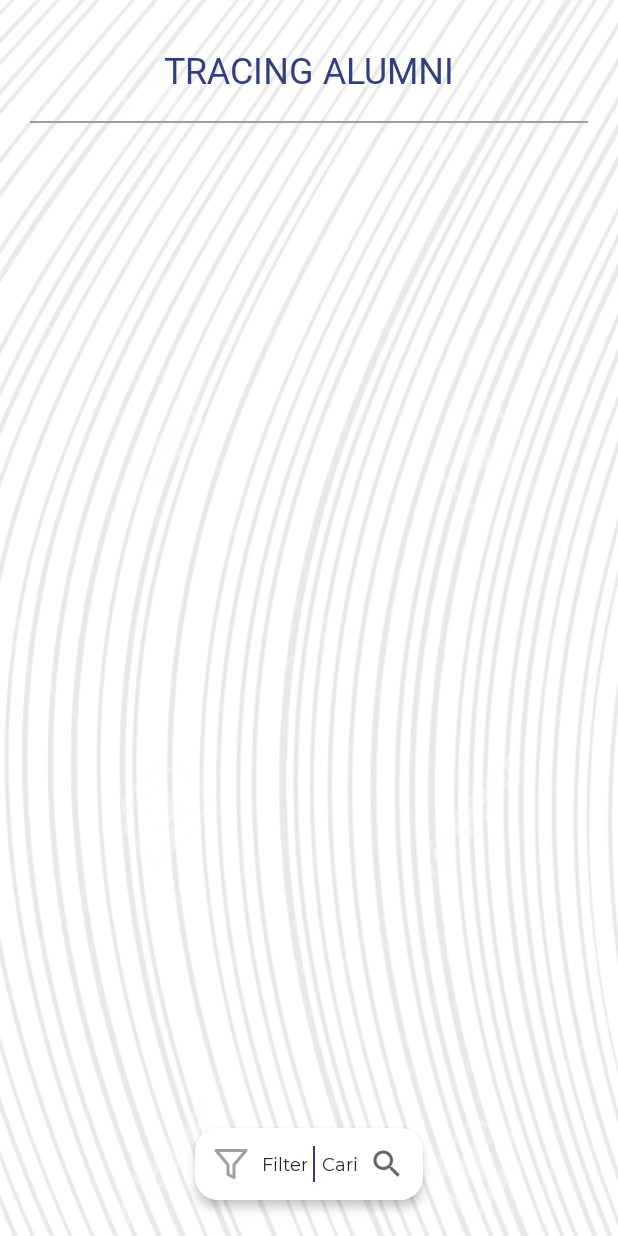
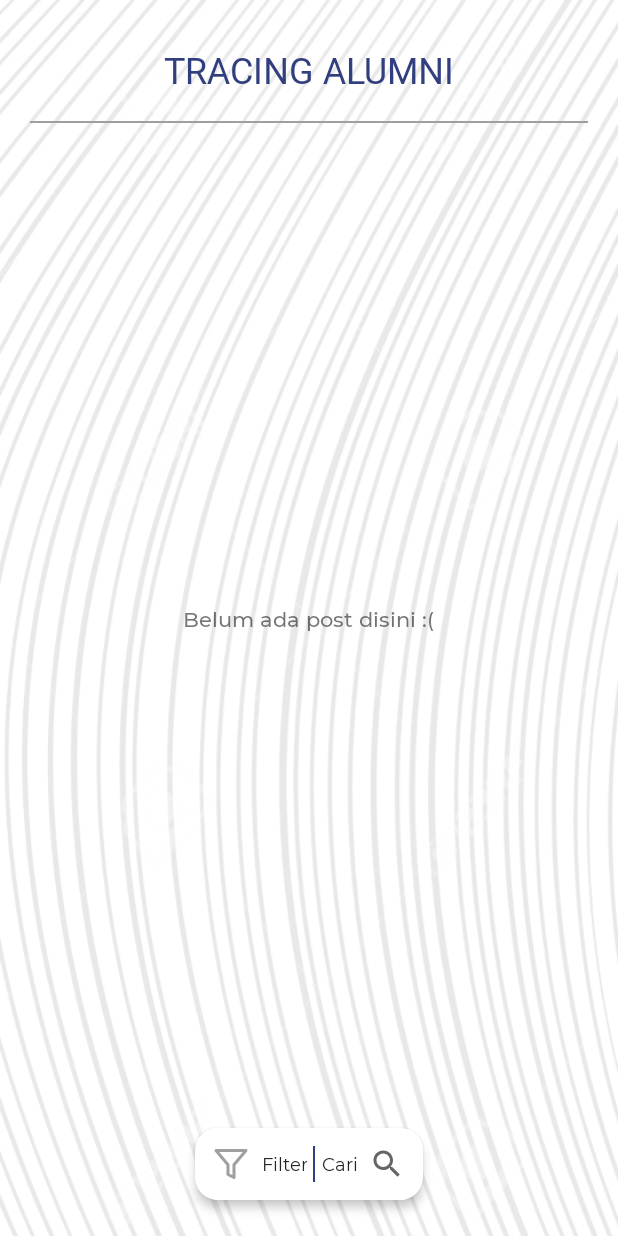
Before and after one commit to affand20/alumnifstku-app, an Android app: the TraceListActivity screen opened directly, with no data from a screen before it, on a phone screen of 412 x 824 dp. Run offline under Robolectric (Android 15) with nearby library versions, the phone set to English and light mode, and no system bars; pictures from the network do not load; 3 statements that could not run were skipped.

Commit message:
bismillah finish

```diff
--- a/app/src/main/java/id/trydev/alumnifstku/adapter/TraceListAdapter.kt
+++ b/app/src/main/java/id/trydev/alumnifstku/adapter/TraceListAdapter.kt
@@ -48,10 +48,6 @@ class TraceListAdapter(private val context: Context): RecyclerView.Adapter<Trace
 
                 itemView.setOnClickListener{
                     val intent = Intent(itemView.context, TraceDetailsActivity::class.java)
-
-                    // gimana caranya naruh BIODATA buat dikirim ??
-                    // apa dibikin parcelable ?
-
                     intent.putExtra(TraceDetailsActivity.ARG_UID, alumni.id)
                     itemView.context.startActivity(intent)
                 }
--- a/app/src/main/java/id/trydev/alumnifstku/ui/pengaturan/biodata/PengaturanBiodataActivity.kt
+++ b/app/src/main/java/id/trydev/alumnifstku/ui/pengaturan/biodata/PengaturanBiodataActivity.kt
@@ -46,6 +46,7 @@ class PengaturanBiodataActivity : AppCompatActivity(), EasyPermissions.Permissio
             "angkatan" to "",
             "jurusan" to "",
             "linkedin" to "",
+            "foto" to "",
     )
 
     override fun onCreate(savedInstanceState: Bundle?) {
--- a/app/src/main/java/id/trydev/alumnifstku/ui/pengaturan/biodata/PengaturanBiodataViewModel.kt
+++ b/app/src/main/java/id/trydev/alumnifstku/ui/pengaturan/biodata/PengaturanBiodataViewModel.kt
@@ -1,5 +1,6 @@
 package id.trydev.alumnifstku.ui.pengaturan.biodata
 
+import android.util.Log
 import androidx.lifecycle.LiveData
 import androidx.lifecycle.MutableLiveData
 import androidx.lifecycle.ViewModel
@@ -52,6 +53,7 @@ class PengaturanBiodataViewModel: ViewModel() {
 
     fun addBioAttr(mapAttr: HashMap<String, String>) {
         biodataAttribute.putAll(mapAttr)
+        Log.d("FOTO PATH", "${biodataAttribute["foto"]}")
     }
 
     fun getBiodata(apiToken: String){
@@ -84,8 +86,8 @@ class PengaturanBiodataViewModel: ViewModel() {
 
         _state.postValue(RequestState.REQUEST_START)
         var foto: MultipartBody.Part? = null
-        if (filePath != null) {
-            val file = File(filePath)
+        if (biodataAttribute["foto"] != null) {
+            val file = File(biodataAttribute["foto"].toString())
             foto = MultipartBody.Part.createFormData(
                     "foto",
                     file.name,
--- a/app/src/main/java/id/trydev/alumnifstku/ui/tracedetails/TraceDetailsActivity.kt
+++ b/app/src/main/java/id/trydev/alumnifstku/ui/tracedetails/TraceDetailsActivity.kt
@@ -92,7 +92,8 @@ class TraceDetailsActivity : AppCompatActivity() {
                             binding.traceLinkedinDetails.visibility = View.VISIBLE
                             binding.traceLinkedinDetails.text = alumni.linkedin
                         } else {
-                            binding.traceLinkedinDetails.visibility = View.GONE
+                            binding.traceLinkedinDetails.visibility = View.VISIBLE
+                            binding.traceLinkedinDetails.text = "null"
                         }
                         binding.traceAlamatDetails.text = alumni.alamat
                         binding.traceDomisiliDetails.text = alumni.domisili
--- a/app/src/main/java/id/trydev/alumnifstku/ui/tracelist/TraceListActivity.kt
+++ b/app/src/main/java/id/trydev/alumnifstku/ui/tracelist/TraceListActivity.kt
@@ -75,16 +75,16 @@ class TraceListActivity : AppCompatActivity() {
             when(state) {
                 RequestState.REQUEST_START -> {
                     /* Show progress bar */
-
-                    // aku belum bikin mas
+                    binding.swipeRefresh.isRefreshing = true
+                    binding.stateEmpty.visibility = View.GONE
                 }
                 RequestState.REQUEST_END -> {
-
                     /* Hide progress bar and fetch response */
-                    // aku belum bikin mas
+                    binding.swipeRefresh.isRefreshing = false
                 }
                 RequestState.REQUEST_ERROR -> {
                     /* Something happen.. Hide progress bar and fetch errors */
+                    binding.swipeRefresh.isRefreshing = false
                 }
                 else -> { /* do nothing */ }
             }
@@ -102,8 +102,9 @@ class TraceListActivity : AppCompatActivity() {
                     response.data?.let { vAdapter.setData(it) }
                 } else {
                     // memunculkan sesuatu jika kosong
-                    // binding.stateEmpty.visibility = View.VISIBLE
-                    // binding.stateEmpty.text = response.message
+                    binding.stateEmpty.visibility = View.VISIBLE
+                    binding.stateEmpty.text = response.message
+                    response.data?.let { vAdapter.setData(it) }
                 }
             }
         })
@@ -111,11 +112,14 @@ class TraceListActivity : AppCompatActivity() {
         /* Observe another Error possibility changes */
         viewModel.error.observe({ lifecycle }, { error ->
             if (error.isNotEmpty()) {
-                // binding.stateEmpty.visibility = View.VISIBLE
-                // binding.stateEmpty.text = error
+                binding.stateEmpty.visibility = View.VISIBLE
+                binding.stateEmpty.text = error
             }
         })
 
+        binding.swipeRefresh.setOnRefreshListener {
+            viewModel.getAlumni(prefs.token.toString(), query)
+        }
 
         // tombol cari orang untuk memunculkan bottom dilaog
         binding.floating.btnCarii.setOnClickListener {
@@ -159,7 +163,8 @@ class TraceListActivity : AppCompatActivity() {
 
                 // var str = "Nama : ${cariOrang.nama}, Angkatan : ${cariOrang.angkatan}, Jurusan ${cariOrang.jurusan}"
                 // Toast.makeText(this, str, Toast.LENGTH_SHORT).show()
-
+                // Log.d("QUERY:", query.toString())
+                activateFilter(true)
                 dialog.dismiss()
             }
 
@@ -224,7 +229,7 @@ class TraceListActivity : AppCompatActivity() {
                 // Log.d("QUERY:", query.toString())
                 query["filter"] = "true"
                 viewModel.getAlumni(prefs.token.toString(), query)
-
+                activateFilter(true)
                 dialog.dismiss()
 
             }
@@ -233,6 +238,11 @@ class TraceListActivity : AppCompatActivity() {
             dialog.show()
         }
 
+        binding.floating.btnClear.setOnClickListener {
+            resetquery()
+            viewModel.getAlumni(prefs.token.toString(), query)
+            activateFilter(false)
+        }
     }
 
     fun resetquery(){
@@ -242,4 +252,17 @@ class TraceListActivity : AppCompatActivity() {
         }
     }
 
+    fun activateFilter(boolean: Boolean){
+        if (boolean) {
+            binding.floating.separatorClear.visibility = View.VISIBLE
+            binding.floating.btnClear.visibility = View.VISIBLE
+        }else {
+            binding.floating.separatorClear.visibility = View.GONE
+            binding.floating.btnClear.visibility = View.GONE
+        }
+
+    }
+
+
+
 }
--- /dev/null
+++ b/app/src/main/res/drawable/clear_red.xml
@@ -0,0 +1,5 @@
+<vector android:height="24dp" android:tint="#AD150E"
+    android:viewportHeight="24" android:viewportWidth="24"
+    android:width="24dp" xmlns:android="http://schemas.android.com/apk/res/android">
+    <path android:fillColor="@android:color/white" android:pathData="M19,6.41L17.59,5 12,10.59 6.41,5 5,6.41 10.59,12 5,17.59 6.41,19 12,13.41 17.59,19 19,17.59 13.41,12z"/>
+</vector>
--- a/app/src/main/res/layout/activity_trace_list.xml
+++ b/app/src/main/res/layout/activity_trace_list.xml
@@ -31,20 +31,45 @@
         app:layout_constraintTop_toBottomOf="@id/logo_dashboard" />
 
 
-    <androidx.recyclerview.widget.RecyclerView
-        tools:listitem="@layout/layout_trace_list"
-        android:id="@+id/rv_tracelist"
+    <androidx.swiperefreshlayout.widget.SwipeRefreshLayout
+        android:id="@+id/swipe_refresh"
+        android:layout_width="match_parent"
+        android:layout_height="0dp"
+        android:layout_marginStart="16dp"
         android:layout_marginTop="8dp"
-        android:layout_marginStart="16dp"
         android:layout_marginEnd="16dp"
+        app:layout_constraintBottom_toBottomOf="parent"
         app:layout_constraintEnd_toEndOf="parent"
+        app:layout_constraintHorizontal_bias="1.0"
         app:layout_constraintStart_toStartOf="parent"
         app:layout_constraintTop_toBottomOf="@id/separator"
-        app:layout_constraintBottom_toBottomOf="parent"
-        android:layout_width="match_parent"
-        android:layout_height="0dp" />
+        app:layout_constraintVertical_bias="0.0">
+
+        <androidx.recyclerview.widget.RecyclerView
+            android:id="@+id/rv_tracelist"
+            android:layout_width="0dp"
+            android:layout_height="0dp"
+            app:layout_constraintBottom_toBottomOf="parent"
+            app:layout_constraintEnd_toEndOf="parent"
+            app:layout_constraintStart_toStartOf="parent"
+            app:layout_constraintTop_toBottomOf="@id/separator"
+            tools:listitem="@layout/layout_trace_list" />
+
+    </androidx.swiperefreshlayout.widget.SwipeRefreshLayout>
 
     <include
         android:id="@+id/floating"
         layout="@layout/floating_filter_trace"/>
+
+    <TextView
+        android:id="@+id/state_empty"
+        android:layout_width="wrap_content"
+        android:layout_height="wrap_content"
+        android:visibility="visible"
+        android:fontFamily="@font/montserrat_medium"
+        android:text="Belum ada post disini :("
+        app:layout_constraintBottom_toBottomOf="parent"
+        app:layout_constraintEnd_toEndOf="parent"
+        app:layout_constraintStart_toStartOf="parent"
+        app:layout_constraintTop_toTopOf="parent" />
 </androidx.constraintlayout.widget.ConstraintLayout>
--- a/app/src/main/res/layout/floating_filter_trace.xml
+++ b/app/src/main/res/layout/floating_filter_trace.xml
@@ -54,6 +54,33 @@
             android:drawablePadding="8dp"
             android:text="Cari"
             android:drawableEnd="@drawable/ic_baseline_search_24"/>
+
+        <ImageView
+            android:visibility="gone"
+            android:id="@+id/separator_clear"
+            android:layout_width="1dp"
+            android:layout_height="0dp"
+            app:layout_constraintTop_toTopOf="parent"
+            app:layout_constraintStart_toEndOf="@id/btn_carii"
+            app:layout_constraintBottom_toBottomOf="parent"
+            android:layout_marginLeft="4dp"
+            android:background="@color/splash_blue"/>
+
+        <TextView
+            android:visibility="gone"
+            android:id="@+id/btn_clear"
+            style="@style/text_normal"
+            android:layout_width="wrap_content"
+            android:layout_height="wrap_content"
+            android:layout_marginStart="4dp"
+            android:clickable="true"
+            android:drawableEnd="@drawable/clear_red"
+            android:text="CLEAR"
+            android:textColor="@color/red"
+            android:gravity="center"
+            app:layout_constraintBottom_toBottomOf="parent"
+            app:layout_constraintStart_toEndOf="@id/separator_clear"
+            app:layout_constraintTop_toTopOf="parent" />
     </androidx.constraintlayout.widget.ConstraintLayout>
 
 
```
Also changed, not shown: app/src/main/java/id/trydev/alumnifstku/ui/kelas/KelasListActivity.kt (+27 -0 lines), app/src/main/res/layout/floating_filter_button.xml (+37 -3 lines).
